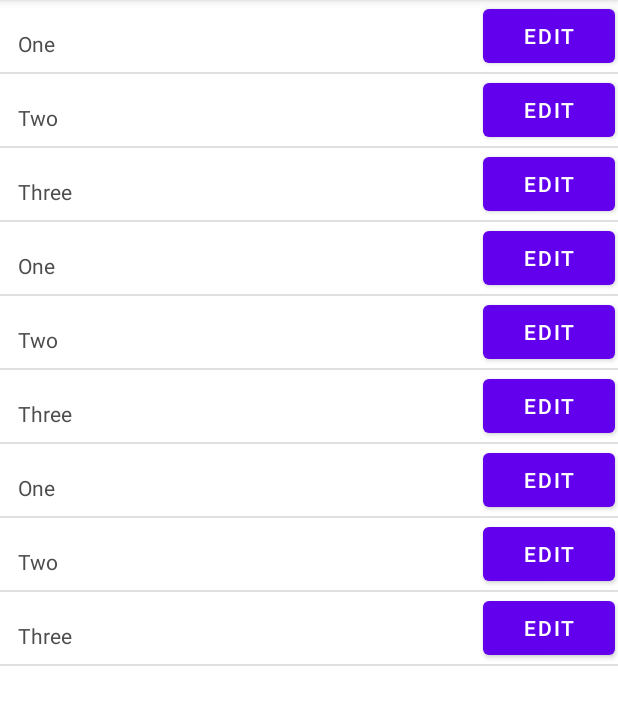
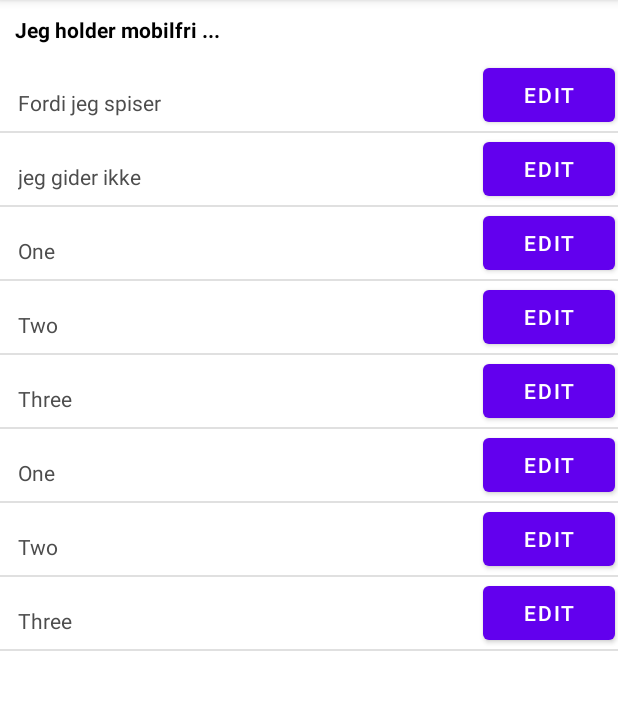
Before and after one commit to digitalbangash1/PhoneFreedom, an Android app: the screen it shows after launch (PredefinedMessagesActivity), after a tap on an icon or button, on a phone screen of 412 x 824 dp, the part 84-809 px from its top. Run offline under Robolectric (Android 15) with nearby library versions, the phone set to English and light mode, and no system bars.

Commit message:
add predefined message

```diff
--- a/app/src/main/java/dtu/projekt/phonefreedom/MainActivity.kt
+++ b/app/src/main/java/dtu/projekt/phonefreedom/MainActivity.kt
@@ -9,6 +9,7 @@ import java.util.*
 
 import android.content.Intent
 import android.widget.EditText
+import android.widget.TextView
 
 
 class MainActivity : AppCompatActivity() {
--- a/app/src/main/java/dtu/projekt/phonefreedom/PredefinedMessagesActivity.kt
+++ b/app/src/main/java/dtu/projekt/phonefreedom/PredefinedMessagesActivity.kt
@@ -21,15 +21,16 @@ class PredefinedMessagesActivity : AppCompatActivity() {
         super.onCreate(savedInstanceState)
         setContentView(R.layout.activity_predefined_messages)
 
-        var messages = arrayOf<String>("One", "Two", "Three","One", "Two", "Three","One", "Two", "Three")
+        var messages = arrayOf<String>("Fordi jeg spiser", "jeg gider ikke","One", "Two", "Three","One", "Two", "Three")
         var adapter = PredefinedMessagesAdapter(this, messages)
         var listViewPredefinedMessage = findViewById<ListView>(R.id.listViewPredefinedMessage)
         listViewPredefinedMessage.isClickable = true
         listViewPredefinedMessage.adapter = adapter
         listViewPredefinedMessage.setOnItemClickListener { parent, view, position, id ->
             //Toast.makeText(this, messages[position], Toast.LENGTH_SHORT).show()
+            var message = "Jeg holder mobilfri ... " + messages[position]
             val myIntent = Intent(this, MainActivity::class.java)
-            myIntent.putExtra("Extra_SelectedPredefinedMessage", messages[position])
+            myIntent.putExtra("Extra_SelectedPredefinedMessage", message)
             setResult(Activity.RESULT_OK, myIntent);
             finish();
         }
--- a/app/src/main/res/layout/activity_main.xml
+++ b/app/src/main/res/layout/activity_main.xml
@@ -82,6 +82,7 @@
                 android:layout_height="wrap_content"
                 android:background="@drawable/history" />
         </LinearLayout>
+
     </LinearLayout>
 
     <LinearLayout android:orientation="vertical" android:layout_margin="12dip"
--- a/app/src/main/res/layout/activity_predefined_messages.xml
+++ b/app/src/main/res/layout/activity_predefined_messages.xml
@@ -4,13 +4,25 @@
     xmlns:tools="http://schemas.android.com/tools"
     android:layout_width="match_parent"
     android:layout_height="match_parent"
+    android:orientation="vertical"
     tools:context=".PredefinedMessagesActivity">
 
-<ListView
-    android:id="@+id/listViewPredefinedMessage"
-    android:layout_width="match_parent"
-    android:layout_height="fill_parent"
-    />
+    <TextView
+        android:id="@+id/textViewMobileFree"
+        android:layout_width="match_parent"
+        android:layout_height="wrap_content"
+        android:text="Jeg holder mobilfri ..."
+        android:textStyle="bold"
+        android:layout_margin="10dp"
+        android:textColor="#000000"
+        android:layout_gravity="center"
+        />
+
+    <ListView
+        android:id="@+id/listViewPredefinedMessage"
+        android:layout_width="match_parent"
+        android:layout_height="fill_parent"
+        />
 
 
 
```
